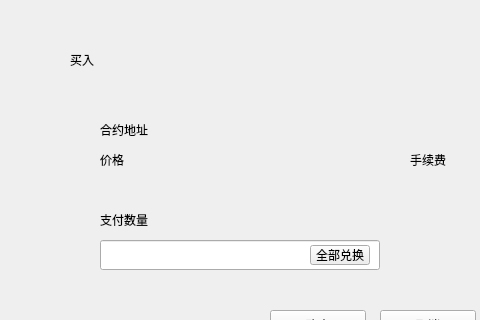
Qt form exchange/BuyOrderWidget.ui (HcashOrg/hx-indicator) before a commit; both pictures show x 0 to 480 and y 0 to 320 of the 770 by 530 pixel window.
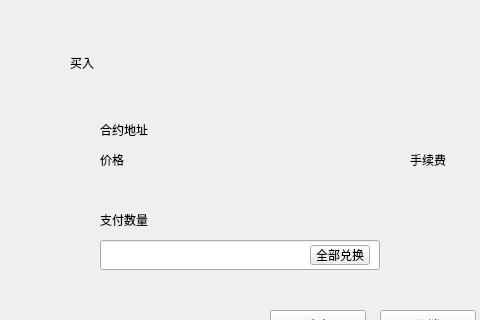
The same form after that commit.

Patch:
```diff
--- a/exchange/BuyOrderWidget.ui
+++ b/exchange/BuyOrderWidget.ui
@@ -23,8 +23,8 @@
     <rect>
      <x>70</x>
      <y>50</y>
-     <width>91</width>
-     <height>20</height>
+     <width>120</width>
+     <height>26</height>
     </rect>
    </property>
    <property name="styleSheet">
```
